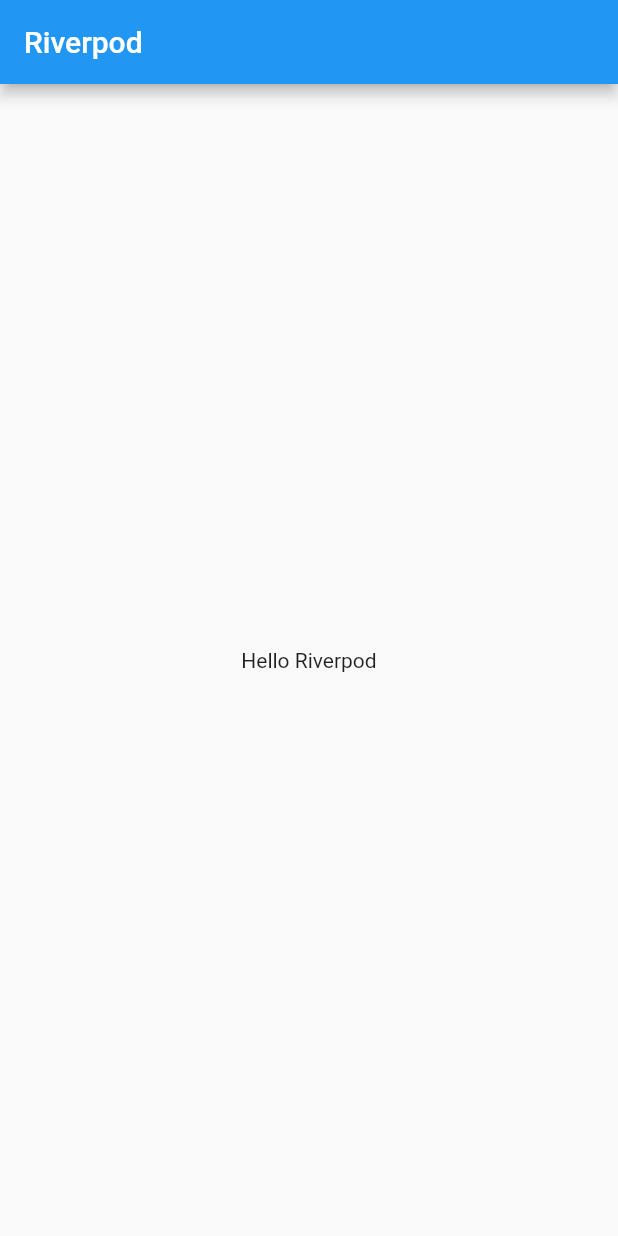
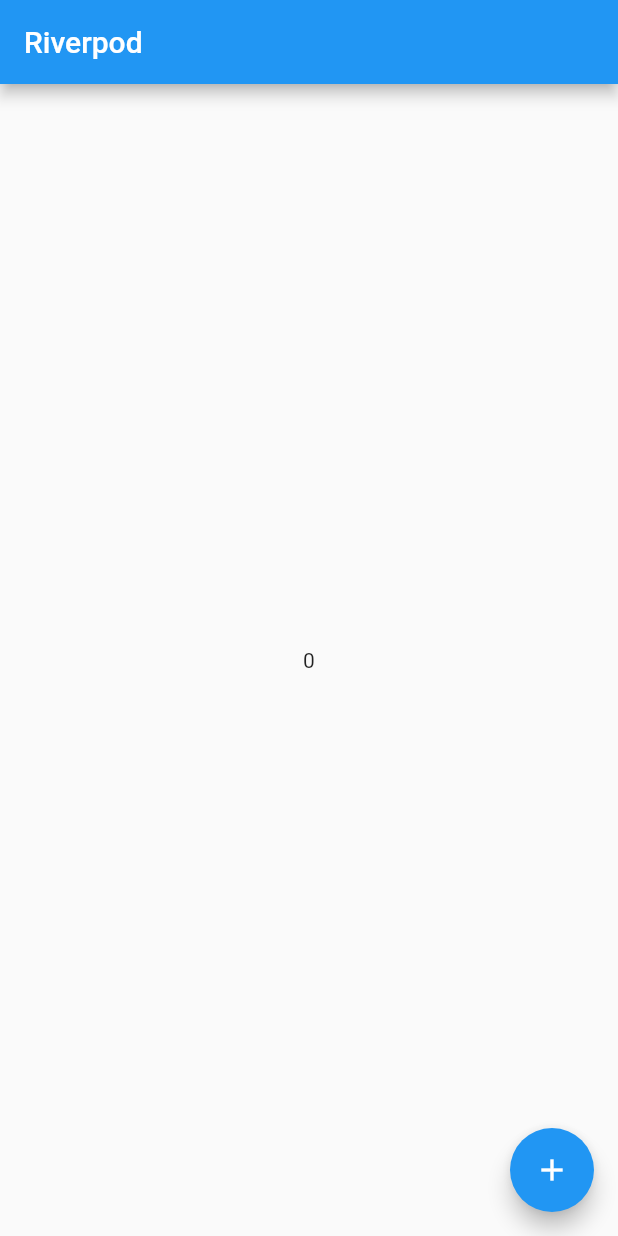
Before and after one commit to cugurel/flutter_state_management, a Flutter app: the screen it shows after launch, on a phone screen of 412 x 824 dp. Run offline on Flutter 3.47's test engine with Material 2 defaults, Android fonts, the phone set to English and light mode, and no system bars; our stand-ins replace flutter_riverpod.

Commit message:
increment notifier provider

```diff
--- a/lib/main.dart
+++ b/lib/main.dart
@@ -15,6 +15,8 @@ class IncrementNotifier extends ChangeNotifier{
 
 final greetingProvider = Provider((ref) => 'Hello Riverpod');
 
+final incrementProvider = ChangeNotifierProvider((ref)=>IncrementNotifier());
+
 class MyApp extends StatelessWidget {
   const MyApp({Key? key}) : super(key: key);
 
@@ -29,10 +31,17 @@ class MyApp extends StatelessWidget {
           body: Center(
             child: Consumer(
               builder: (context, watch, child) {
-                final greeting = watch(greetingProvider);
-                return Text(greeting);
+                final incrementNotifier = watch(incrementProvider);
+                return Text(incrementNotifier.value.toString());
               },
             ),
+          ),
+          floatingActionButton: FloatingActionButton(
+            onPressed: (){
+              context.read(incrementProvider).increment();
+
+            },
+            child: Icon(Icons.add),
           ),
         ));
   }
```
